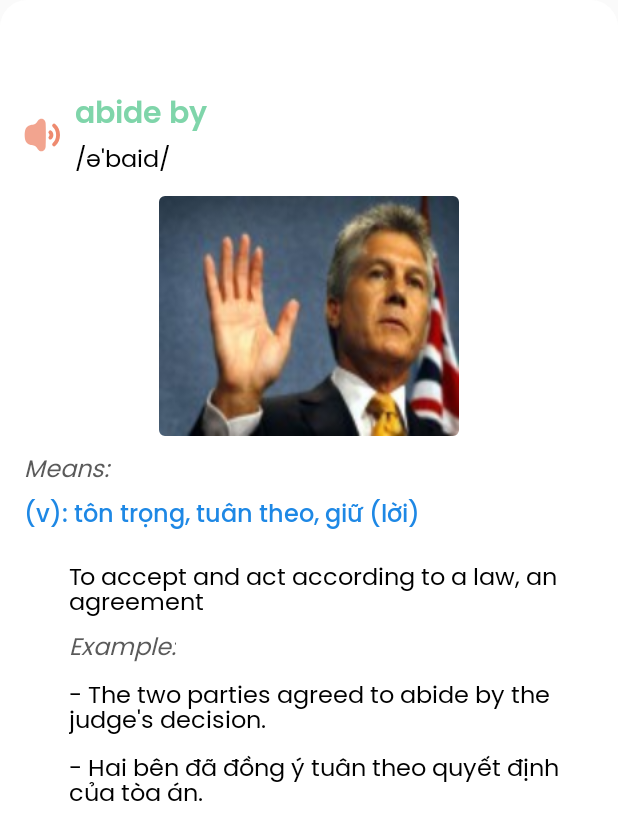
After one commit to khoa083/toeicKblack, an Android app: the layout custom_bottomsheet_vocab_data.xml on its own in the app's theme, with its tools: preview values and no code run, on a phone screen of 412 x 824 dp. The commit adds this screen. Shown: the top 840 px of the screen. Run offline under Robolectric (Android 15) with nearby library versions, the phone set to English and light mode, and no system bars.

Commit message:
update vocab process about 80 percent

```diff
--- a/app/src/main/java/com/khoa/demotoeictest/screen/vocab/VocabDataFragment.kt
+++ b/app/src/main/java/com/khoa/demotoeictest/screen/vocab/VocabDataFragment.kt
@@ -1,5 +1,9 @@
 package com.khoa.demotoeictest.screen.vocab
 
+import android.annotation.SuppressLint
+import android.media.AudioManager
+import android.media.MediaPlayer
+import android.net.Uri
 import android.os.Bundle
 import android.os.Handler
 import android.os.Looper
@@ -13,9 +17,12 @@ import androidx.fragment.app.viewModels
 import androidx.lifecycle.ViewModel
 import androidx.navigation.fragment.findNavController
 import androidx.recyclerview.widget.LinearLayoutManager
+import com.bumptech.glide.Glide
+import com.google.android.material.bottomsheet.BottomSheetDialog
 import com.google.android.material.snackbar.Snackbar
 import com.khoa.demotoeictest.MainActivity
 import com.khoa.demotoeictest.R
+import com.khoa.demotoeictest.databinding.CustomBottomsheetVocabDataBinding
 import com.khoa.demotoeictest.databinding.FragmentVocabDataBinding
 import com.khoa.demotoeictest.model.ListVocab
 import com.khoa.demotoeictest.model.ListVocabData
@@ -23,10 +30,12 @@ import com.khoa.demotoeictest.model.ListVocabDataResponse
 import com.khoa.demotoeictest.model.ListVocabResponse
 import com.khoa.demotoeictest.utils.DataResult
 import dagger.hilt.android.AndroidEntryPoint
+import java.io.IOException
 
 private const val KEY_TITLE = "title"
 private const val KEY_DES = "des"
 private const val KEY_TYPE = "type"
+
 @AndroidEntryPoint
 class VocabDataFragment : Fragment() {
 
@@ -37,6 +46,7 @@ class VocabDataFragment : Fragment() {
     private lateinit var binding: FragmentVocabDataBinding
     private val viewModel: VocabViewModel by viewModels()
     private lateinit var vocabDataAdapter: VocabDataAdapter
+    private var mediaPlayer: MediaPlayer? = null
 
     override fun onCreate(savedInstanceState: Bundle?) {
         super.onCreate(savedInstanceState)
@@ -47,15 +57,19 @@ class VocabDataFragment : Fragment() {
         }
     }
 
-    override fun onCreateView(inflater: LayoutInflater, container: ViewGroup?,savedInstanceState: Bundle?): View {
-        binding = DataBindingUtil.inflate(inflater, R.layout.fragment_vocab_data,container,false)
+    override fun onCreateView(
+        inflater: LayoutInflater,
+        container: ViewGroup?,
+        savedInstanceState: Bundle?
+    ): View {
+        binding = DataBindingUtil.inflate(inflater, R.layout.fragment_vocab_data, container, false)
         binding.lifecycleOwner = this
         binding.viewModel = viewModel
         viewModel.getListVocabData()
         setUpRecyclerview()
         Handler(Looper.getMainLooper()).postDelayed({
             setUpObserver()
-        },325)
+        }, 325)
         return binding.root
     }
 
@@ -66,40 +80,41 @@ class VocabDataFragment : Fragment() {
             findNavController().navigateUp()
         }
         initView()
+        mediaPlayer = MediaPlayer()
         super.onViewCreated(view, savedInstanceState)
     }
-    private fun initView(){
+
+    private fun initView() {
         (activity as MainActivity).handleShowBottomNav(false)
     }
 
     private fun setUpRecyclerview() {
         vocabDataAdapter = VocabDataAdapter()
         val layoutManager =
-            LinearLayoutManager(requireContext(), LinearLayoutManager.VERTICAL,false)
+            LinearLayoutManager(requireContext(), LinearLayoutManager.VERTICAL, false)
         binding.rvListVocabData.apply {
             adapter = vocabDataAdapter
             setLayoutManager(layoutManager)
         }
     }
 
-    private fun setUpObserver(){
-        viewModel.getListVocabData().observe(viewLifecycleOwner) {data ->
-            when(data.status) {
+    private fun setUpObserver() {
+        viewModel.getListVocabData().observe(viewLifecycleOwner) { data ->
+            when (data.status) {
                 DataResult.Status.SUCCESS -> {
                     showShimmer(false)
                     val listVocabData: ArrayList<ListVocabData> = ArrayList()
                     val value = data.data?.body() as ListVocabDataResponse
                     value.listVocabData?.forEach {
                         listVocabData.add(it)
-                        Log.d("setUpObserver",listVocabData.toString())
+                        Log.d("setUpObserver", listVocabData.toString())
                     }
                     vocabDataAdapter.submitList(listVocabData)
                     vocabDataAdapter.onClickItem = {
-//                        val args = bundleOf("type" to it.type)
-//                        Snackbar.make(binding.root, "ets:${it.type}",1500).show()
-//                        Snackbar.make(binding.root, getType?:"",5500).show()
+                        setUpBottomSheet(it)
                     }
                 }
+
                 DataResult.Status.LOADING -> {
                     showShimmer(true)
                 }
@@ -111,9 +126,49 @@ class VocabDataFragment : Fragment() {
         }
     }
 
+    @SuppressLint("SetTextI18n")
+    private fun setUpBottomSheet(data: ListVocabData) {
+        val bottomSheet = BottomSheetDialog(requireContext(), R.style.customBottomSheetDialog)
+        val binding = CustomBottomsheetVocabDataBinding.inflate(layoutInflater)
+        bottomSheet.setContentView(binding.root)
+        bottomSheet.setCancelable(true)
+        bottomSheet.dismissWithAnimation = true
+
+        binding.apply {
+            Glide.with(ivVocab.context).load(data.img).into(ivVocab)
+            tvVocabulary.text = data.vocabulary
+            tvPronunciation.text = data.pronunciation
+            tvMeans.text = data.translation
+            tvDefine.text = data.meaning
+            tvTransEng.text = "- ${data.exampleEng}"
+            tvTransVn.text = "- ${data.exampleVn}"
+        }
+        bottomSheet.create()
+        bottomSheet.show()
+
+        binding.ivAudio.setOnClickListener {
+            Handler(Looper.getMainLooper()).postDelayed({
+                try {
+                    kotlin.runCatching {
+                        mediaPlayer!!.reset()
+                        mediaPlayer!!.setAudioStreamType(AudioManager.STREAM_MUSIC)
+                        mediaPlayer!!.setDataSource(
+                            requireContext(), Uri.parse(data.audio)
+                        )
+                        mediaPlayer!!.prepare()
+                        mediaPlayer!!.start()
+                    }
+                } catch (e: IOException) {
+                    e.printStackTrace()
+                }
+            }, 325)
+        }
+    }
+
 
     companion object {
-        @JvmStatic fun newInstance(title: String,des: String,type: String) =
+        @JvmStatic
+        fun newInstance(title: String, des: String, type: String) =
             VocabDataFragment().apply {
                 arguments = Bundle().apply {
                     putString(KEY_TITLE, title)
@@ -124,8 +179,8 @@ class VocabDataFragment : Fragment() {
             }
     }
 
-    private fun showShimmer(isShow : Boolean){
-        if(isShow){
+    private fun showShimmer(isShow: Boolean) {
+        if (isShow) {
             binding.shimmer.visibility = View.VISIBLE
             binding.rvListVocabData.visibility = View.GONE
             binding.shimmer.startShimmer()
--- /dev/null
+++ b/app/src/main/res/drawable/bg_bottomsheet_vocab_data.xml
@@ -0,0 +1,7 @@
+<?xml version="1.0" encoding="utf-8"?>
+<shape xmlns:android="http://schemas.android.com/apk/res/android"
+    android:shape="rectangle">
+    <corners android:topLeftRadius="18dp"
+        android:topRightRadius="18dp"/>
+    <solid android:color="@color/white"/>
+</shape>
--- /dev/null
+++ b/app/src/main/res/drawable/ic_volume_level_high.xml
@@ -0,0 +1,6 @@
+<vector android:height="24dp" android:viewportHeight="14"
+    android:viewportWidth="14" android:width="24dp" xmlns:android="http://schemas.android.com/apk/res/android">
+    <path android:fillColor="#ee8a6f" android:fillType="evenOdd" android:pathData="M9.695,5.478a0.75,0.75 0,0 1,1.06 -0.05c0.407,0.37 0.666,0.92 0.666,1.572 0,0.653 -0.259,1.202 -0.667,1.573a0.75,0.75 0,0 1,-1.008 -1.11c0.086,-0.08 0.175,-0.222 0.175,-0.463 0,-0.24 -0.088,-0.383 -0.175,-0.462a0.75,0.75 0,0 1,-0.051 -1.06Z"/>
+    <path android:fillColor="#ee8a6f" android:fillType="evenOdd" android:pathData="M11.15,2.843a0.75,0.75 0,0 1,1.06 -0.064C13.276,3.725 14,5.176 14,7c0,1.824 -0.725,3.276 -1.791,4.221a0.75,0.75 0,1 1,-0.996 -1.122c0.737,-0.653 1.287,-1.693 1.287,-3.098 0,-1.406 -0.55,-2.445 -1.287,-3.098a0.75,0.75 0,0 1,-0.063 -1.059Z"/>
+    <path android:fillColor="#c7ee8a6f" android:fillType="evenOdd" android:pathData="M8.42,2.54c-0.033,-0.795 -0.43,-1.468 -1.051,-1.745 -0.659,-0.294 -1.4,-0.07 -1.906,0.604 -0.183,0.242 -0.359,0.497 -0.525,0.758a1.886,1.886 0,0 1,-1.457 0.88c-0.328,0.021 -0.61,0.05 -0.855,0.085C1.446,3.29 0.599,4.258 0.405,5.371A9.664,9.664 0,0 0,0.25 7c0,0.557 0.067,1.126 0.155,1.63 0.194,1.111 1.041,2.08 2.22,2.247 0.246,0.035 0.528,0.065 0.856,0.086l0.033,-0.499 -0.033,0.499a1.886,1.886 0,0 1,1.457 0.88c0.166,0.26 0.342,0.515 0.525,0.758 0.507,0.674 1.247,0.898 1.906,0.604 0.62,-0.277 1.018,-0.95 1.05,-1.746 0.045,-1.094 0.081,-2.562 0.081,-4.46 0,-1.896 -0.036,-3.364 -0.08,-4.458Z"/>
+</vector>
--- /dev/null
+++ b/app/src/main/res/layout/custom_bottomsheet_vocab_data.xml
@@ -0,0 +1,161 @@
+<?xml version="1.0" encoding="utf-8"?>
+<layout
+    xmlns:android="http://schemas.android.com/apk/res/android"
+    xmlns:app="http://schemas.android.com/apk/res-auto"
+    xmlns:tools="http://schemas.android.com/tools">
+
+    <androidx.constraintlayout.widget.ConstraintLayout
+        android:layout_width="wrap_content"
+        android:layout_height="wrap_content"
+        android:minHeight="600dp"
+        android:background="@drawable/bg_bottomsheet_vocab_data">
+
+        <LinearLayout
+            android:id="@+id/llVocab"
+            android:layout_width="wrap_content"
+            android:layout_height="wrap_content"
+            android:layout_marginStart="16dp"
+            android:layout_marginTop="60dp"
+            android:gravity="center"
+            android:orientation="horizontal"
+            app:layout_constraintStart_toStartOf="parent"
+            app:layout_constraintTop_toTopOf="parent">
+
+            <ImageView
+                android:id="@+id/ivAudio"
+                android:layout_width="24dp"
+                android:layout_height="24dp"
+                android:src="@drawable/ic_volume_level_high" />
+
+            <LinearLayout
+                android:layout_width="wrap_content"
+                android:layout_height="wrap_content"
+                android:layout_marginStart="10dp"
+                android:orientation="vertical">
+
+                <TextView
+                    android:id="@+id/tvVocabulary"
+                    android:layout_width="wrap_content"
+                    android:layout_height="wrap_content"
+                    android:fontFamily="@font/poppins_semibold"
+                    android:text="abide by"
+                    android:textColor="#7FD5AA"
+                    android:textSize="20sp" />
+
+                <TextView
+                    android:id="@+id/tvPronunciation"
+                    android:layout_width="wrap_content"
+                    android:layout_height="wrap_content"
+                    android:fontFamily="@font/poppins_regular"
+                    android:text="/ə'baid/"
+                    android:textColor="@color/black"
+                    android:textSize="16sp" />
+            </LinearLayout>
+        </LinearLayout>
+
+        <com.google.android.material.imageview.ShapeableImageView
+            android:id="@+id/ivVocab"
+            android:layout_width="200dp"
+            android:layout_height="160dp"
+            android:layout_marginVertical="10dp"
+            android:scaleType="fitXY"
+            android:src="@drawable/ls01_01"
+            app:layout_constraintEnd_toEndOf="parent"
+            app:layout_constraintStart_toStartOf="parent"
+            app:layout_constraintTop_toBottomOf="@+id/llVocab"
+            app:shapeAppearanceOverlay="@style/ShapeAppearance.Material3.Corner.ExtraSmall" />
+
+        <TextView
+            android:id="@+id/tvTitleMeans"
+            android:layout_width="wrap_content"
+            android:layout_height="wrap_content"
+            android:layout_marginStart="16dp"
+            android:layout_marginTop="10dp"
+            android:fontFamily="@font/poppins_regular"
+            android:text="Means: "
+            android:textColor="#CE333333"
+            android:textSize="16sp"
+            android:textStyle="italic"
+            app:layout_constraintStart_toStartOf="parent"
+            app:layout_constraintTop_toBottomOf="@id/ivVocab" />
+
+        <TextView
+            android:id="@+id/tvMeans"
+            android:layout_width="wrap_content"
+            android:layout_height="match_parent"
+            android:paddingStart="16dp"
+            android:paddingEnd="15dp"
+            android:layout_marginTop="3dp"
+            android:fontFamily="@font/poppins_medium"
+            android:text="(v): tôn trọng, tuân theo, giữ (lời)"
+            android:textColor="#1E88E5"
+            android:textSize="16sp"
+            app:layout_constraintEnd_toEndOf="parent"
+            app:layout_constraintHorizontal_bias="0.0"
+            app:layout_constraintStart_toStartOf="parent"
+            app:layout_constraintTop_toBottomOf="@id/tvTitleMeans" />
+
+        <TextView
+            android:id="@+id/tvDefine"
+            android:layout_width="wrap_content"
+            android:layout_height="wrap_content"
+            android:layout_marginTop="15dp"
+            android:fontFamily="@font/poppins_regular"
+            android:paddingStart="46dp"
+            android:paddingEnd="15dp"
+            android:text="To accept and act according to a law, an agreement"
+            android:textColor="@color/black"
+            android:textSize="16sp"
+            app:layout_constraintHorizontal_bias="0.0"
+            app:layout_constraintEnd_toEndOf="parent"
+            app:layout_constraintStart_toStartOf="parent"
+            app:layout_constraintTop_toBottomOf="@id/tvMeans" />
+
+        <TextView
+            android:id="@+id/tvTitleExample"
+            android:layout_width="wrap_content"
+            android:layout_height="wrap_content"
+            android:layout_marginStart="46dp"
+            android:layout_marginTop="3dp"
+            android:fontFamily="@font/poppins_regular"
+            android:text="Example:"
+            android:textColor="#CE333333"
+            android:textSize="16sp"
+            android:textStyle="italic"
+            app:layout_constraintStart_toStartOf="parent"
+            app:layout_constraintTop_toBottomOf="@id/tvDefine" />
+
+        <TextView
+            android:id="@+id/tvTransEng"
+            android:layout_width="wrap_content"
+            android:layout_height="wrap_content"
+            android:layout_marginTop="5dp"
+            android:fontFamily="@font/poppins_regular"
+            android:paddingStart="46dp"
+            android:paddingEnd="15dp"
+            android:text="- The two parties agreed to abide by the judge's decision."
+            android:textColor="@color/black"
+            android:textSize="16sp"
+            app:layout_constraintHorizontal_bias="0.0"
+            app:layout_constraintEnd_toEndOf="parent"
+            app:layout_constraintStart_toStartOf="parent"
+            app:layout_constraintTop_toBottomOf="@id/tvTitleExample" />
+
+        <TextView
+            android:id="@+id/tvTransVn"
+            android:layout_width="wrap_content"
+            android:layout_height="wrap_content"
+            android:layout_marginTop="5dp"
+            android:fontFamily="@font/poppins_regular"
+            android:paddingStart="46dp"
+            android:paddingEnd="15dp"
+            android:text="- Hai bên đã đồng ý tuân theo quyết định của tòa án."
+            android:textColor="@color/black"
+            android:textSize="16sp"
+            app:layout_constraintHorizontal_bias="0.0"
+            app:layout_constraintEnd_toEndOf="parent"
+            app:layout_constraintStart_toStartOf="parent"
+            app:layout_constraintTop_toBottomOf="@id/tvTransEng" />
+
+    </androidx.constraintlayout.widget.ConstraintLayout>
+</layout>
--- a/app/src/main/res/values/themes.xml
+++ b/app/src/main/res/values/themes.xml
@@ -7,7 +7,24 @@
     </style>
 
     <style name="Theme.DemoToeicTest" parent="Base.Theme.DemoToeicTest" />
+
     <style name="Themecustom" parent="Theme.AppCompat.Light.Dialog.Alert" >
         <item name="android:windowBackground">@android:color/transparent</item>
     </style>
+
+    <style name="customBottomSheetDialog" parent="Theme.AppCompat.Light.NoActionBar">
+        <item name="android:windowBackground">#C4353434</item>
+        <item name="bottomSheetDialogTheme">@style/AppBottomSheetDialogTheme</item>
+    </style>
+
+    <style name="AppBottomSheetDialogTheme"
+        parent="Theme.Design.Light.BottomSheetDialog">
+        <item name="bottomSheetStyle">@style/AppModalStyle</item>
+    </style>
+
+    <style name="AppModalStyle"
+        parent="Widget.Design.BottomSheet.Modal">
+        <item name="android:background">@drawable/bg_bottomsheet_vocab_data</item>
+    </style>
+
 </resources>
```
Also changed, not shown: app/src/main/res/drawable/ls01_01.jpg (added). Lines whose indentation alone changed are shown as unchanged.
